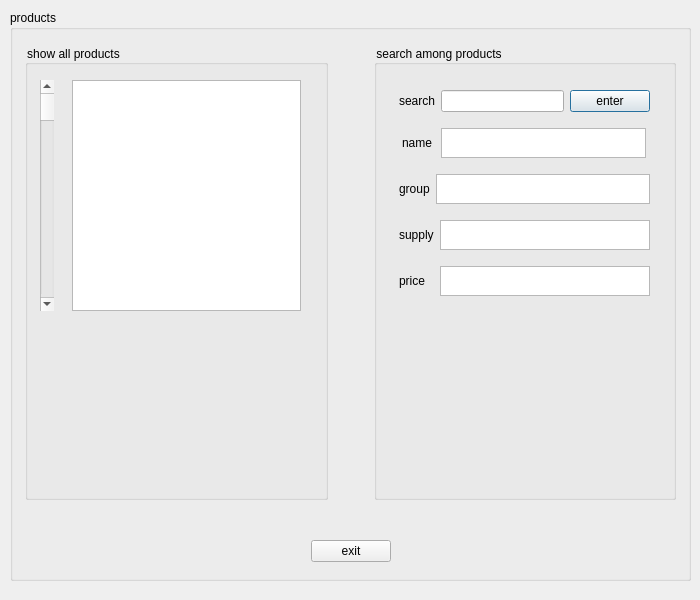
Old version of the form msearchp.ui in the repository melika-ag8/finalfoof.
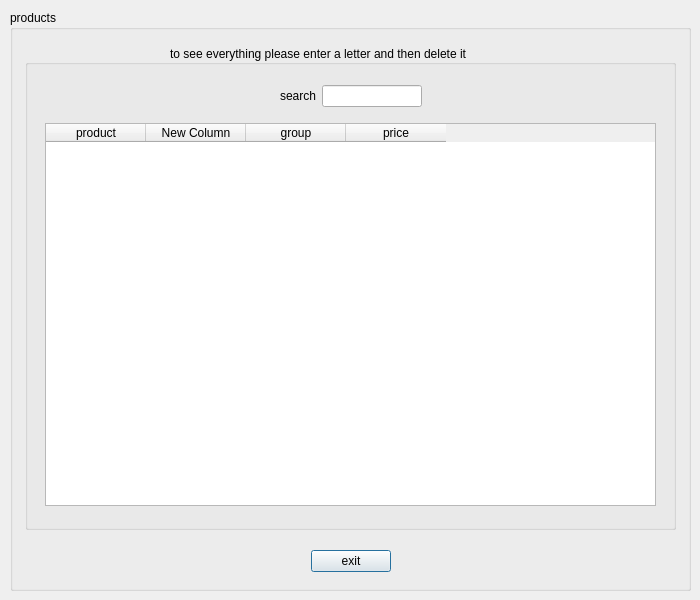
New version of the form. Icons and pictures are not drawn.

What changed in the file:
```diff
--- a/msearchp.ui
+++ b/msearchp.ui
@@ -31,7 +31,7 @@
      <x>10</x>
      <y>10</y>
      <width>681</width>
-     <height>571</height>
+     <height>581</height>
     </rect>
    </property>
    <property name="sizePolicy">
@@ -55,7 +55,7 @@
       <x>0</x>
       <y>20</y>
       <width>681</width>
-      <height>551</height>
+      <height>561</height>
      </rect>
     </property>
     <property name="sizePolicy">
@@ -90,7 +90,7 @@
       <number>10</number>
      </property>
      <item>
-      <layout class="QHBoxLayout" name="horizontalLayout_3">
+      <layout class="QHBoxLayout" name="horizontalLayout_7">
        <property name="leftMargin">
         <number>5</number>
        </property>
@@ -104,23 +104,23 @@
         <number>5</number>
        </property>
        <item>
-        <widget class="QGroupBox" name="groupBox_2">
+        <widget class="QGroupBox" name="groupBox_4">
          <property name="styleSheet">
           <string notr="true">color:black;</string>
          </property>
          <property name="title">
-          <string>show all products</string>
+          <string>                                           to see everything please enter a letter and then delete it</string>
          </property>
          <widget class="QWidget" name="horizontalLayoutWidget_2">
           <property name="geometry">
            <rect>
             <x>10</x>
             <y>30</y>
-            <width>271</width>
-            <height>241</height>
+            <width>631</width>
+            <height>441</height>
            </rect>
           </property>
-          <layout class="QHBoxLayout" name="horizontalLayout_13">
+          <layout class="QVBoxLayout" name="verticalLayout_3">
            <property name="leftMargin">
             <number>5</number>
            </property>
@@ -134,92 +134,7 @@
             <number>5</number>
            </property>
            <item>
-            <widget class="QScrollBar" name="verticalScrollBar">
-             <property name="orientation">
-              <enum>Qt::Vertical</enum>
-             </property>
-            </widget>
-           </item>
-           <item>
-            <spacer name="horizontalSpacer_3">
-             <property name="orientation">
-              <enum>Qt::Horizontal</enum>
-             </property>
-             <property name="sizeHint" stdset="0">
-              <size>
-               <width>40</width>
-               <height>20</height>
-              </size>
-             </property>
-            </spacer>
-           </item>
-           <item>
-            <widget class="QTableWidget" name="tableWidget"/>
-           </item>
-          </layout>
-         </widget>
-        </widget>
-       </item>
-       <item>
-        <spacer name="horizontalSpacer_4">
-         <property name="orientation">
-          <enum>Qt::Horizontal</enum>
-         </property>
-         <property name="sizeType">
-          <enum>QSizePolicy::Fixed</enum>
-         </property>
-         <property name="sizeHint" stdset="0">
-          <size>
-           <width>40</width>
-           <height>20</height>
-          </size>
-         </property>
-        </spacer>
-       </item>
-       <item>
-        <widget class="QGroupBox" name="groupBox_3">
-         <property name="styleSheet">
-          <string notr="true">color:black;</string>
-         </property>
-         <property name="title">
-          <string>search among products</string>
-         </property>
-         <widget class="QWidget" name="verticalWidget_3" native="true">
-          <property name="geometry">
-           <rect>
-            <x>10</x>
-            <y>30</y>
-            <width>281</width>
-            <height>381</height>
-           </rect>
-          </property>
-          <property name="sizePolicy">
-           <sizepolicy hsizetype="Fixed" vsizetype="Fixed">
-            <horstretch>0</horstretch>
-            <verstretch>0</verstretch>
-           </sizepolicy>
-          </property>
-          <property name="maximumSize">
-           <size>
-            <width>321</width>
-            <height>401</height>
-           </size>
-          </property>
-          <layout class="QVBoxLayout" name="verticalLayout_12">
-           <property name="leftMargin">
-            <number>5</number>
-           </property>
-           <property name="topMargin">
-            <number>5</number>
-           </property>
-           <property name="rightMargin">
-            <number>5</number>
-           </property>
-           <property name="bottomMargin">
-            <number>5</number>
-           </property>
-           <item>
-            <layout class="QVBoxLayout" name="verticalLayout_14">
+            <layout class="QHBoxLayout" name="horizontalLayout_8">
              <property name="leftMargin">
               <number>5</number>
              </property>
@@ -233,246 +148,108 @@
               <number>5</number>
              </property>
              <item>
-              <layout class="QHBoxLayout" name="horizontalLayout">
-               <property name="leftMargin">
-                <number>5</number>
-               </property>
-               <property name="topMargin">
-                <number>5</number>
-               </property>
-               <property name="rightMargin">
-                <number>5</number>
-               </property>
-               <property name="bottomMargin">
-                <number>5</number>
-               </property>
-               <item>
-                <widget class="QLabel" name="search">
-                 <property name="sizePolicy">
-                  <sizepolicy hsizetype="Fixed" vsizetype="Fixed">
-                   <horstretch>0</horstretch>
-                   <verstretch>0</verstretch>
-                  </sizepolicy>
-                 </property>
-                 <property name="maximumSize">
-                  <size>
-                   <width>40</width>
-                   <height>40</height>
-                  </size>
-                 </property>
-                 <property name="text">
-                  <string>search</string>
-                 </property>
-                </widget>
-               </item>
-               <item>
-                <widget class="QLineEdit" name="searchline">
-                 <property name="sizePolicy">
-                  <sizepolicy hsizetype="Expanding" vsizetype="Fixed">
-                   <horstretch>0</horstretch>
-                   <verstretch>0</verstretch>
-                  </sizepolicy>
-                 </property>
-                </widget>
-               </item>
-               <item>
-                <widget class="QPushButton" name="enter">
-                 <property name="text">
-                  <string>enter</string>
-                 </property>
-                </widget>
-               </item>
-              </layout>
-             </item>
-             <item>
-              <layout class="QHBoxLayout" name="horizontalLayout_7">
-               <property name="leftMargin">
-                <number>5</number>
-               </property>
-               <property name="topMargin">
-                <number>5</number>
-               </property>
-               <property name="rightMargin">
-                <number>5</number>
-               </property>
-               <property name="bottomMargin">
-                <number>5</number>
-               </property>
-               <item>
-                <widget class="QLabel" name="label_3">
-                 <property name="sizePolicy">
-                  <sizepolicy hsizetype="Fixed" vsizetype="Fixed">
-                   <horstretch>0</horstretch>
-                   <verstretch>0</verstretch>
-                  </sizepolicy>
-                 </property>
-                 <property name="text">
-                  <string>name</string>
-                 </property>
-                </widget>
-               </item>
-               <item>
-                <widget class="QTextBrowser" name="nameline">
-                 <property name="sizePolicy">
-                  <sizepolicy hsizetype="Fixed" vsizetype="Fixed">
-                   <horstretch>0</horstretch>
-                   <verstretch>0</verstretch>
-                  </sizepolicy>
-                 </property>
-                 <property name="maximumSize">
-                  <size>
-                   <width>205</width>
-                   <height>30</height>
-                  </size>
-                 </property>
-                </widget>
-               </item>
-              </layout>
-             </item>
-             <item>
-              <layout class="QHBoxLayout" name="horizontalLayout_8">
-               <property name="leftMargin">
-                <number>5</number>
-               </property>
-               <property name="topMargin">
-                <number>5</number>
-               </property>
-               <property name="rightMargin">
-                <number>5</number>
-               </property>
-               <property name="bottomMargin">
-                <number>5</number>
-               </property>
-               <item>
-                <widget class="QLabel" name="supply_2">
-                 <property name="sizePolicy">
-                  <sizepolicy hsizetype="Fixed" vsizetype="Fixed">
-                   <horstretch>0</horstretch>
-                   <verstretch>0</verstretch>
-                  </sizepolicy>
-                 </property>
-                 <property name="text">
-                  <string>group</string>
-                 </property>
-                </widget>
-               </item>
-               <item>
-                <widget class="QTextBrowser" name="groupline">
-                 <property name="sizePolicy">
-                  <sizepolicy hsizetype="Fixed" vsizetype="Fixed">
-                   <horstretch>0</horstretch>
-                   <verstretch>0</verstretch>
-                  </sizepolicy>
-                 </property>
-                 <property name="maximumSize">
-                  <size>
-                   <width>270</width>
-                   <height>30</height>
-                  </size>
-                 </property>
-                </widget>
-               </item>
-              </layout>
-             </item>
-             <item>
-              <layout class="QHBoxLayout" name="horizontalLayout_6">
-               <property name="leftMargin">
-                <number>5</number>
-               </property>
-               <property name="topMargin">
-                <number>5</number>
-               </property>
-               <property name="rightMargin">
-                <number>5</number>
-               </property>
-               <property name="bottomMargin">
-                <number>5</number>
-               </property>
-               <item>
-                <widget class="QLabel" name="supply">
-                 <property name="sizePolicy">
-                  <sizepolicy hsizetype="Fixed" vsizetype="Fixed">
-                   <horstretch>0</horstretch>
-                   <verstretch>0</verstretch>
-                  </sizepolicy>
-                 </property>
-                 <property name="text">
-                  <string>supply</string>
-                 </property>
-                </widget>
-               </item>
-               <item>
-                <widget class="QTextBrowser" name="supplyline">
-                 <property name="sizePolicy">
-                  <sizepolicy hsizetype="Fixed" vsizetype="Fixed">
-                   <horstretch>0</horstretch>
-                   <verstretch>0</verstretch>
-                  </sizepolicy>
-                 </property>
-                 <property name="maximumSize">
-                  <size>
-                   <width>270</width>
-                   <height>30</height>
-                  </size>
-                 </property>
-                </widget>
-               </item>
-              </layout>
-             </item>
-             <item>
-              <layout class="QHBoxLayout" name="horizontalLayout_5">
-               <property name="leftMargin">
-                <number>5</number>
-               </property>
-               <property name="topMargin">
-                <number>5</number>
-               </property>
-               <property name="rightMargin">
-                <number>5</number>
-               </property>
-               <property name="bottomMargin">
-                <number>5</number>
-               </property>
-               <item>
-                <widget class="QLabel" name="label">
-                 <property name="text">
-                  <string>price</string>
-                 </property>
-                </widget>
-               </item>
-               <item>
-                <widget class="QTextBrowser" name="priceline">
-                 <property name="sizePolicy">
-                  <sizepolicy hsizetype="Fixed" vsizetype="Fixed">
-                   <horstretch>0</horstretch>
-                   <verstretch>0</verstretch>
-                  </sizepolicy>
-                 </property>
-                 <property name="maximumSize">
-                  <size>
-                   <width>210</width>
-                   <height>30</height>
-                  </size>
-                 </property>
-                </widget>
-               </item>
-              </layout>
-             </item>
-             <item>
-              <spacer name="verticalSpacer_3">
+              <spacer name="horizontalSpacer_9">
                <property name="orientation">
-                <enum>Qt::Vertical</enum>
+                <enum>Qt::Horizontal</enum>
                </property>
                <property name="sizeHint" stdset="0">
                 <size>
-                 <width>20</width>
+                 <width>40</width>
+                 <height>20</height>
+                </size>
+               </property>
+              </spacer>
+             </item>
+             <item>
+              <widget class="QLabel" name="search_3">
+               <property name="sizePolicy">
+                <sizepolicy hsizetype="Fixed" vsizetype="Fixed">
+                 <horstretch>0</horstretch>
+                 <verstretch>0</verstretch>
+                </sizepolicy>
+               </property>
+               <property name="maximumSize">
+                <size>
+                 <width>40</width>
                  <height>40</height>
                 </size>
                </property>
+               <property name="text">
+                <string>search</string>
+               </property>
+              </widget>
+             </item>
+             <item>
+              <widget class="QLineEdit" name="searchline_3">
+               <property name="sizePolicy">
+                <sizepolicy hsizetype="Expanding" vsizetype="Fixed">
+                 <horstretch>0</horstretch>
+                 <verstretch>0</verstretch>
+                </sizepolicy>
+               </property>
+               <property name="maximumSize">
+                <size>
+                 <width>100</width>
+                 <height>16777215</height>
+                </size>
+               </property>
+              </widget>
+             </item>
+             <item>
+              <spacer name="horizontalSpacer_10">
+               <property name="orientation">
+                <enum>Qt::Horizontal</enum>
+               </property>
+               <property name="sizeHint" stdset="0">
+                <size>
+                 <width>40</width>
+                 <height>20</height>
+                </size>
+               </property>
               </spacer>
              </item>
             </layout>
            </item>
+           <item>
+            <layout class="QHBoxLayout" name="horizontalLayout_15">
+             <property name="leftMargin">
+              <number>5</number>
+             </property>
+             <property name="topMargin">
+              <number>5</number>
+             </property>
+             <property name="rightMargin">
+              <number>5</number>
+             </property>
+             <property name="bottomMargin">
+              <number>5</number>
+             </property>
+             <item>
+              <widget class="QTableWidget" name="show3">
+               <column>
+                <property name="text">
+                 <string>product</string>
+                </property>
+               </column>
+               <column>
+                <property name="text">
+                 <string>New Column</string>
+                </property>
+               </column>
+               <column>
+                <property name="text">
+                 <string>group</string>
+                </property>
+               </column>
+               <column>
+                <property name="text">
+                 <string>price</string>
+                </property>
+               </column>
+              </widget>
+             </item>
+            </layout>
+           </item>
           </layout>
          </widget>
         </widget>
@@ -480,30 +257,14 @@
       </layout>
      </item>
      <item>
-      <spacer name="verticalSpacer_2">
-       <property name="orientation">
-        <enum>Qt::Vertical</enum>
-       </property>
-       <property name="sizeType">
-        <enum>QSizePolicy::Fixed</enum>
-       </property>
-       <property name="sizeHint" stdset="0">
-        <size>
-         <width>20</width>
-         <height>20</height>
-        </size>
-       </property>
-      </spacer>
-     </item>
-     <item>
-      <widget class="QWidget" name="horizontalWidget_3" native="true">
+      <widget class="QWidget" name="horizontalWidget_5" native="true">
        <property name="sizePolicy">
         <sizepolicy hsizetype="Preferred" vsizetype="Fixed">
          <horstretch>0</horstretch>
          <verstretch>0</verstretch>
         </sizepolicy>
        </property>
-       <layout class="QHBoxLayout" name="horizontalLayout_2">
+       <layout class="QHBoxLayout" name="horizontalLayout_9">
         <item>
          <spacer name="horizontalSpacer">
           <property name="orientation">
```
Left out of the diff: 13 changed lines with no effect on the pictures.
